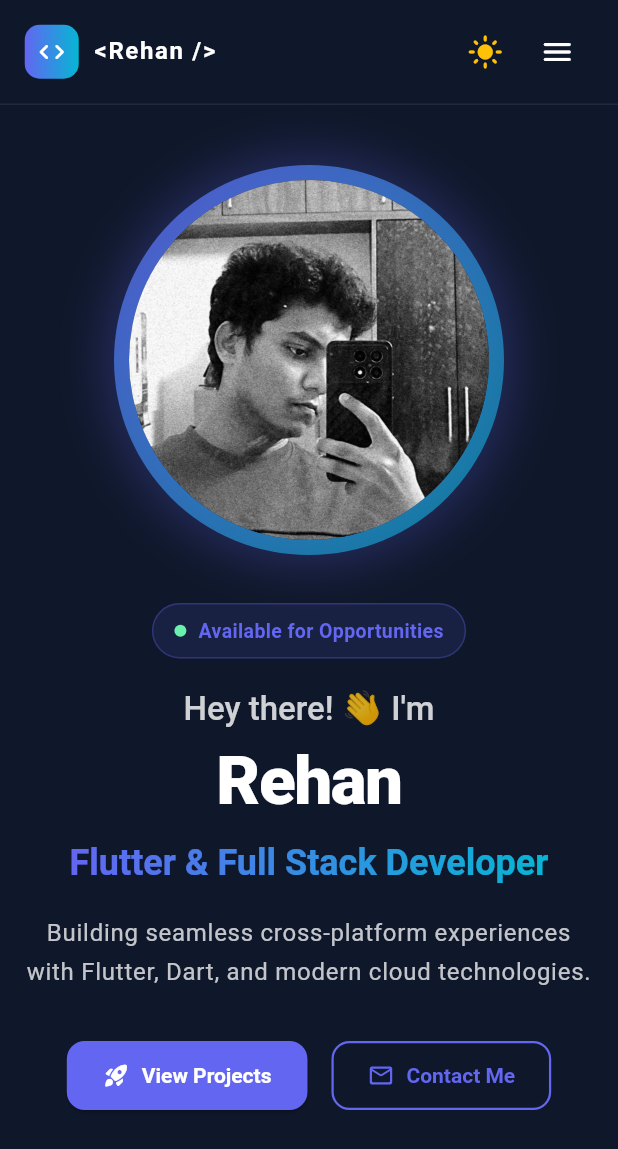
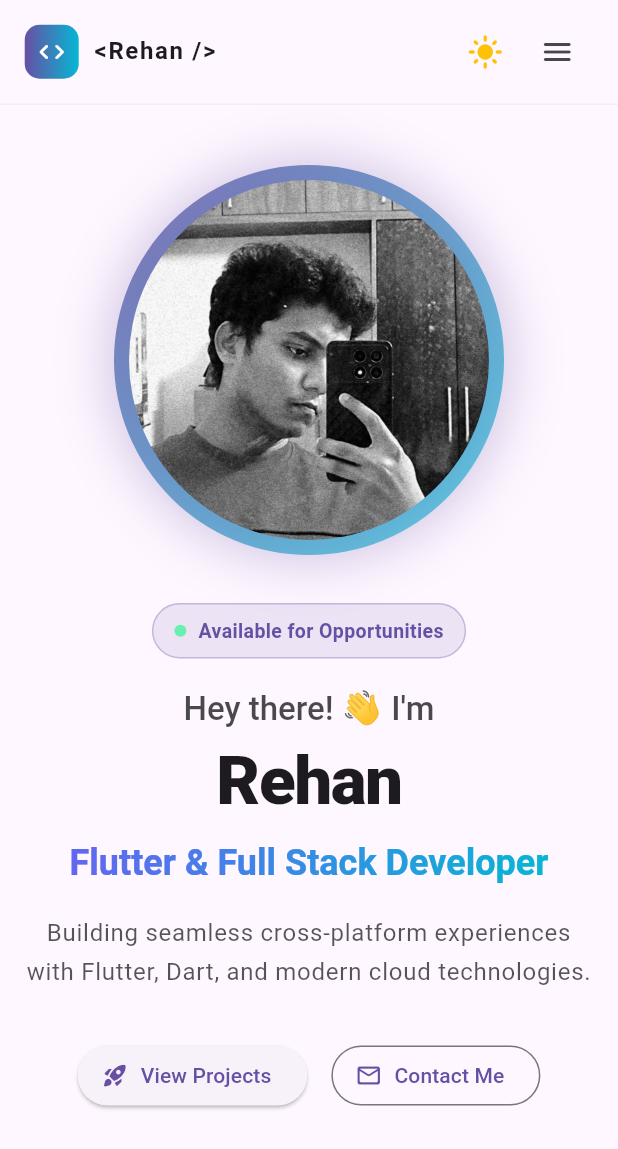
Before and after one commit to rehan-abc/Portfolio-flutter-, a Flutter app: the screen it shows after launch, on a phone screen of 412 x 824 dp. Shown: the top 1149 px of the screen. Run offline on Flutter 3.47's test engine with Material 3 defaults, Android fonts, the phone set to English and light mode, and no system bars; statements that could not run were skipped.

Commit message:
made simple changes app_theme.dart

```diff
--- a/lib/theme/app_theme.dart
+++ b/lib/theme/app_theme.dart
@@ -11,13 +11,6 @@ class AppTheme {
   static const Color darkSurface = Color(0xFF1E293B); // Slate 800
   static const Color darkCard = Color(0xFF334155); // Slate 700
 
-  static const Color lightBackground = Color(0xFFF8FAFC); // Slate 50
-  static const Color lightSurface = Color(0xFFFFFFFF);
-  static const Color lightCard = Color(0xFFF1F5F9); // Slate 100
-
-  // Dark Theme
-  static ThemeData get darkTheme {
-    return ThemeData(
       useMaterial3: true,
       brightness: Brightness.dark,
       scaffoldBackgroundColor: darkBackground,
```
